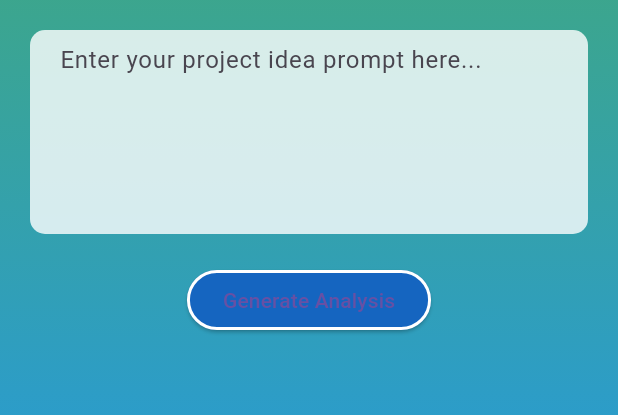
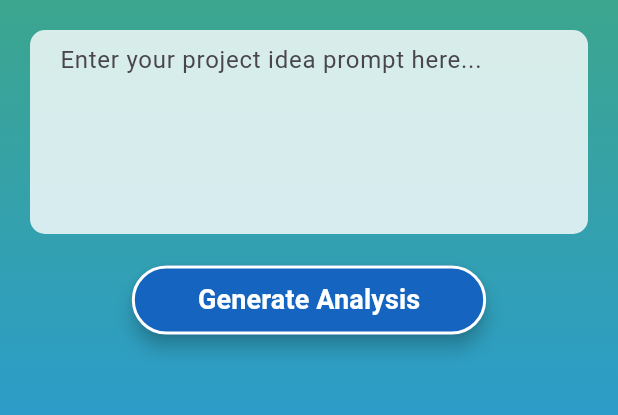
Before and after one commit to soumiguria/Diversion_Final, a Flutter app: the screen it shows after launch, on a phone screen of 412 x 824 dp, the part 522-937 px from its top. Run offline on Flutter 3.47's test engine with Material 3 defaults, Android fonts, the phone set to English and light mode, and no system bars; our stand-ins replace charts_flutter, pie_chart.

Commit message:
button style changed

```diff
--- a/lib/main.dart
+++ b/lib/main.dart
@@ -30,7 +30,6 @@ class HomePage extends StatelessWidget {
             begin: Alignment.topCenter,
             end: Alignment.bottomCenter,
             colors: [Color(0xFF4CAF50), Color(0xFF2196F3)], // Adjust colors as needed
-            // colors: [Colors.blue, Colors.purple]
           ),
         ),
         child: Center(
@@ -57,17 +56,25 @@ class HomePage extends StatelessWidget {
                       MaterialPageRoute(builder: (context) => FutureAnalysisPage()),
                     );
                   },
-                  style: ButtonStyle(
-                    backgroundColor: MaterialStateProperty.all<Color>(Colors.blue.shade800),
-                    side: MaterialStateProperty.all<BorderSide>(BorderSide(color: Colors.white, width: 2.0),
-      //                 shape: MaterialStateProperty.all<RoundedRectangleBorder>(
-      // RoundedRectangleBorder(
-      //   borderRadius: BorderRadius.circular(10.0), // Adjust the border radius as needed
-      // ),
+                  style: ElevatedButton.styleFrom(
+                    primary: Colors.blue.shade800,
+                    side: BorderSide(color: Colors.white, width: 2.0),
+                    shape: RoundedRectangleBorder(
+                      borderRadius: BorderRadius.circular(30.0),
                     ),
-                    // Change the color to the desired one, for example, Colors.red
+                    elevation: 5, // Adjust the elevation for the shadow
                   ),
-                  child: Text('Generate Analysis'),
+                  child: Padding(
+                    padding: const EdgeInsets.symmetric(horizontal: 20.0, vertical: 10.0),
+                    child: Text(
+                      'Generate Analysis',
+                      style: TextStyle(
+                        fontSize: 18.0,
+                        fontWeight: FontWeight.bold,
+                        color: Colors.white,
+                      ),
+                    ),
+                  ),
                 ),
               ],
             ),
```
